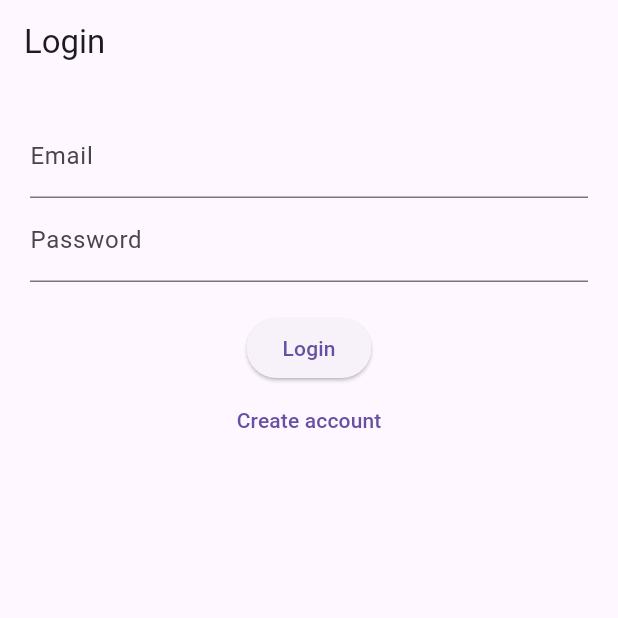
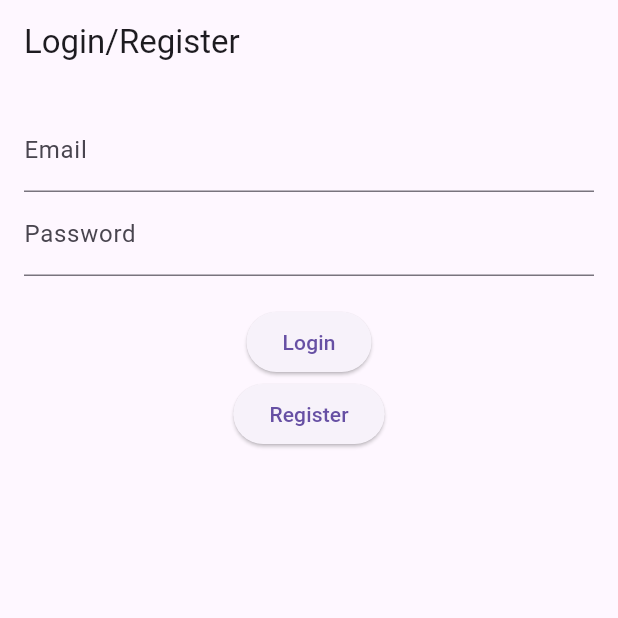
Before and after one commit to jggsu00/cw6, a Flutter app: the screen it shows after launch, on a phone screen of 412 x 824 dp, the top half of it. Run offline on Flutter 3.47's test engine with Material 3 defaults, Android fonts, the phone set to English and light mode, and no system bars; our stand-ins replace cloud_firestore, firebase_auth, firebase_core; accounts and stored records are empty.

Commit message:
the pages were not working as i liked, switched everything back to main, and added firebase

```diff
--- /dev/null
+++ b/firestore.indexes.json
@@ -0,0 +1,4 @@
+{
+  "indexes": [],
+  "fieldOverrides": []
+}
--- a/lib/login_screen.dart
+++ /dev/null
@@ -1,54 +0,0 @@
-import 'package:flutter/material.dart';
-import 'package:firebase_auth/firebase_auth.dart';
-
-class LoginScreen extends StatefulWidget {
-  @override
-  _LoginScreenState createState() => _LoginScreenState();
-}
-
-class _LoginScreenState extends State<LoginScreen> {
-  final emailCtrl = TextEditingController();
-  final passCtrl = TextEditingController();
-  bool isLogin = true;
-
-  Future<void> authAction() async {
-    try {
-      if (isLogin) {
-        await FirebaseAuth.instance.signInWithEmailAndPassword(
-          email: emailCtrl.text,
-          password: passCtrl.text,
-        );
-      } else {
-        await FirebaseAuth.instance.createUserWithEmailAndPassword(
-          email: emailCtrl.text,
-          password: passCtrl.text,
-        );
-      }
-    } catch (e) {
-      print(e);
-      ScaffoldMessenger.of(context).showSnackBar(SnackBar(
-        content: Text('Auth error: ${e.toString()}'),
-      ));
-    }
-  }
-
-  @override
-  Widget build(BuildContext context) {
-    return Scaffold(
-      appBar: AppBar(title: Text(isLogin ? 'Login' : 'Register')),
-      body: Padding(
-        padding: const EdgeInsets.all(20),
-        child: Column(children: [
-          TextField(controller: emailCtrl, decoration: InputDecoration(labelText: 'Email')),
-          TextField(controller: passCtrl, decoration: InputDecoration(labelText: 'Password'), obscureText: true),
-          SizedBox(height: 20),
-          ElevatedButton(onPressed: authAction, child: Text(isLogin ? 'Login' : 'Register')),
-          TextButton(
-            onPressed: () => setState(() => isLogin = !isLogin),
-            child: Text(isLogin ? 'Create account' : 'Already have an account?'),
-          )
-        ]),
-      ),
-    );
-  }
-}
--- a/lib/main.dart
+++ b/lib/main.dart
@@ -1,29 +1,163 @@
 import 'package:flutter/material.dart';
 import 'package:firebase_core/firebase_core.dart';
-import 'login_screen.dart';
-import 'task_list_screen.dart';
 import 'package:firebase_auth/firebase_auth.dart';
+import 'package:cloud_firestore/cloud_firestore.dart';
 
 void main() async {
   WidgetsFlutterBinding.ensureInitialized();
   await Firebase.initializeApp();
-  runApp(MyApp());
+  runApp(const MyApp());
 }
 
 class MyApp extends StatelessWidget {
+  const MyApp({super.key});
+
   @override
   Widget build(BuildContext context) {
     return MaterialApp(
-      title: 'CW06 Task Manager',
-      theme: ThemeData(primarySwatch: Colors.indigo),
-      home: StreamBuilder<User?>(
-        stream: FirebaseAuth.instance.authStateChanges(),
-        builder: (context, snapshot) {
-          if (snapshot.connectionState == ConnectionState.waiting)
-            return CircularProgressIndicator();
-          return snapshot.hasData ? TaskListScreen() : LoginScreen();
-        },
+      title: 'CW06',
+      theme: ThemeData(primarySwatch: Colors.blue),
+      home: AuthGate(),
+    );
+  }
+}
+
+class AuthGate extends StatelessWidget {
+  @override
+  Widget build(BuildContext context) {
+    return StreamBuilder<User?>(
+      stream: FirebaseAuth.instance.authStateChanges(),
+      builder: (context, snapshot) {
+        if (snapshot.connectionState == ConnectionState.waiting)
+          return const Scaffold(body: Center(child: CircularProgressIndicator()));
+        if (snapshot.hasData)
+          return HomePage();
+        return AuthPage();
+      },
+    );
+  }
+}
+
+class AuthPage extends StatefulWidget {
+  const AuthPage({super.key});
+
+  @override
+  State<AuthPage> createState() => _AuthPageState();
+}
+
+class _AuthPageState extends State<AuthPage> {
+  final emailController = TextEditingController();
+  final passwordController = TextEditingController();
+
+  Future<void> _register() async {
+    try {
+      await FirebaseAuth.instance.createUserWithEmailAndPassword(
+        email: emailController.text.trim(),
+        password: passwordController.text.trim(),
+      );
+    } catch (e) {
+      _showError(e.toString());
+    }
+  }
+
+  Future<void> _login() async {
+    try {
+      await FirebaseAuth.instance.signInWithEmailAndPassword(
+        email: emailController.text.trim(),
+        password: passwordController.text.trim(),
+      );
+    } catch (e) {
+      _showError(e.toString());
+    }
+  }
+
+  void _showError(String message) {
+    showDialog(
+      context: context,
+      builder: (_) => AlertDialog(
+        title: const Text('Error'),
+        content: Text(message),
+        actions: [
+          TextButton(onPressed: () => Navigator.pop(context), child: const Text('OK')),
+        ],
+      ),
+    );
+  }
+
+  @override
+  Widget build(BuildContext context) {
+    return Scaffold(
+      appBar: AppBar(title: const Text('Login/Register')),
+      body: Padding(
+        padding: const EdgeInsets.all(16.0),
+        child: Column(
+          children: [
+            TextField(controller: emailController, decoration: const InputDecoration(labelText: 'Email')),
+            TextField(controller: passwordController, decoration: const InputDecoration(labelText: 'Password'), obscureText: true),
+            const SizedBox(height: 20),
+            ElevatedButton(onPressed: _login, child: const Text('Login')),
+            ElevatedButton(onPressed: _register, child: const Text('Register')),
+          ],
+        ),
       ),
     );
   }
 }
+
+class HomePage extends StatelessWidget {
+  final FirebaseAuth auth = FirebaseAuth.instance;
+
+  void _signOut() async {
+    await auth.signOut();
+  }
+
+  Stream<List<String>> getItems() {
+    return FirebaseFirestore.instance.collection('items').snapshots().map(
+          (snapshot) => snapshot.docs.map((doc) => doc['name'] as String).toList(),
+    );
+  }
+
+  @override
+  Widget build(BuildContext context) {
+    final userEmail = auth.currentUser?.email ?? "No Email";
+
+    return Scaffold(
+      appBar: AppBar(
+        title: const Text('Home'),
+        actions: [
+          IconButton(onPressed: _signOut, icon: const Icon(Icons.logout)),
+        ],
+      ),
+      body: Column(
+        children: [
+          Padding(
+            padding: const EdgeInsets.all(16.0),
+            child: Text('Welcome, $userEmail', style: const TextStyle(fontSize: 18)),
+          ),
+          Expanded(
+            child: StreamBuilder<List<String>>(
+              stream: getItems(),
+              builder: (context, snapshot) {
+                if (snapshot.connectionState == ConnectionState.waiting)
+                  return const Center(child: CircularProgressIndicator());
+
+                if (snapshot.hasError)
+                  return Center(child: Text('Error: ${snapshot.error}'));
+
+                final items = snapshot.data ?? [];
+
+                if (items.isEmpty)
+                  return const Center(child: Text('No items found in Firestore.'));
+
+                return ListView.builder(
+                  itemCount: items.length,
+                  itemBuilder: (_, i) => ListTile(title: Text(items[i])),
+                );
+              },
+            ),
+          ),
+        ],
+      ),
+    );
+  }
+}
--- a/lib/task_model.dart
+++ /dev/null
@@ -1,36 +0,0 @@
-class Task {
-  String id;
-  String title;
-  bool completed;
-  String priority;
-  DateTime? dueDate;
-  Map<String, List<String>> nested; // e.g. {'Monday 9-10am': ['HW1', 'Essay2']}
-
-  Task({
-    required this.id,
-    required this.title,
-    this.completed = false,
-    this.priority = 'Medium',
-    this.dueDate,
-    required this.nested,
-  });
-
-  Map<String, dynamic> toMap() => {
-    'title': title,
-    'completed': completed,
-    'priority': priority,
-    'dueDate': dueDate?.toIso8601String(),
-    'nested': nested,
-  };
-
-  static Task fromMap(String id, Map<String, dynamic> data) {
-    return Task(
-      id: id,
-      title: data['title'],
-      completed: data['completed'],
-      priority: data['priority'],
-      dueDate: data['dueDate'] != null ? DateTime.parse(data['dueDate']) : null,
-      nested: Map<String, List<String>>.from(data['nested']?.map((k, v) => MapEntry(k, List<String>.from(v))) ?? {}),
-    );
-  }
-}
```
Also changed, not shown: pubspec.yaml (+3 -4 lines), firebase.json (added), lib/firebase_options.dart (added), pubspec.lock, 9 other files.
